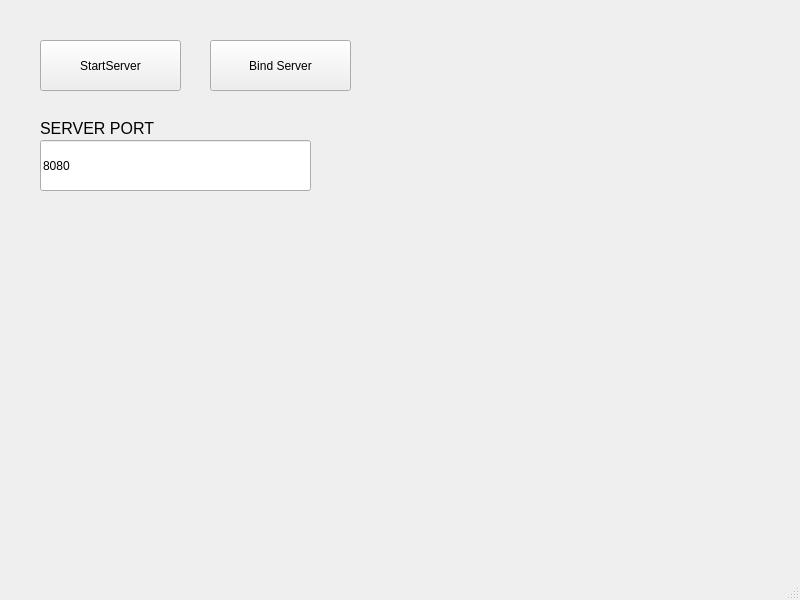
Qt form TcpServerClient/MainWindow.ui (n-s-developer/TcpServerClient) before a commit.
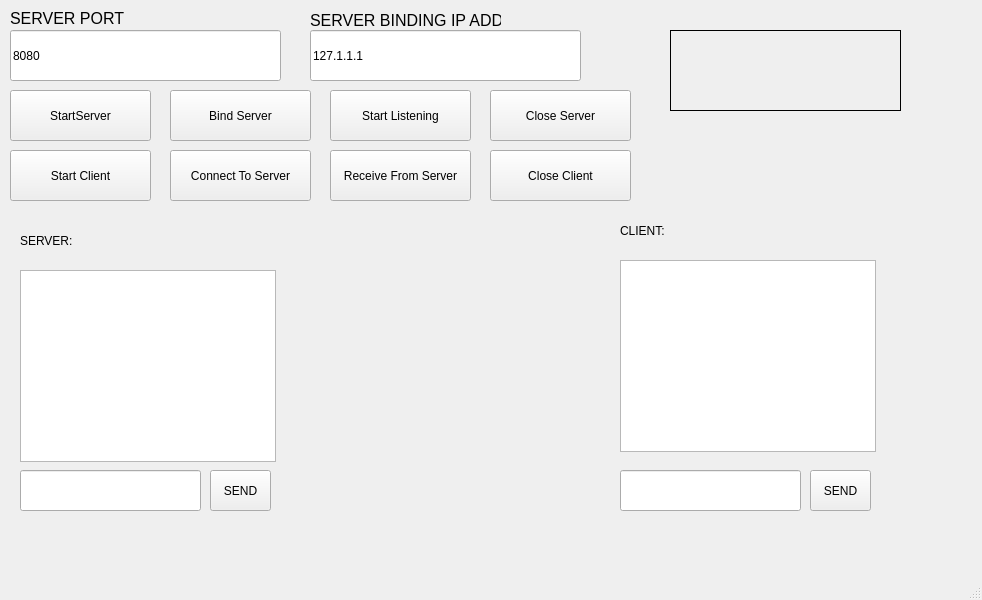
The same form after that commit.

Commit message: Server Client iletişim tamamlandı.

```diff
--- a/TcpServerClient/MainWindow.ui
+++ b/TcpServerClient/MainWindow.ui
@@ -6,7 +6,7 @@
    <rect>
     <x>0</x>
     <y>0</y>
-    <width>800</width>
+    <width>982</width>
     <height>600</height>
    </rect>
   </property>
@@ -17,8 +17,8 @@
    <widget class="QPushButton" name="PushButtonStartServer">
     <property name="geometry">
      <rect>
-      <x>40</x>
-      <y>40</y>
+      <x>10</x>
+      <y>90</y>
       <width>141</width>
       <height>51</height>
      </rect>
@@ -30,8 +30,8 @@
    <widget class="QLabel" name="label_2">
     <property name="geometry">
      <rect>
-      <x>40</x>
-      <y>120</y>
+      <x>10</x>
+      <y>10</y>
       <width>141</width>
       <height>16</height>
      </rect>
@@ -48,8 +48,8 @@
    <widget class="QLineEdit" name="LineEditServerPort">
     <property name="geometry">
      <rect>
-      <x>40</x>
-      <y>140</y>
+      <x>10</x>
+      <y>30</y>
       <width>271</width>
       <height>51</height>
      </rect>
@@ -61,12 +61,15 @@
    <widget class="QLabel" name="labelResult">
     <property name="geometry">
      <rect>
-      <x>40</x>
-      <y>330</y>
+      <x>670</x>
+      <y>30</y>
       <width>231</width>
       <height>81</height>
      </rect>
     </property>
+    <property name="frameShape">
+     <enum>QFrame::Shape::Box</enum>
+    </property>
     <property name="text">
      <string/>
     </property>
@@ -74,8 +77,8 @@
    <widget class="QPushButton" name="PushButtonBindServer">
     <property name="geometry">
      <rect>
-      <x>210</x>
-      <y>40</y>
+      <x>170</x>
+      <y>90</y>
       <width>141</width>
       <height>51</height>
      </rect>
@@ -84,6 +87,207 @@
      <string>Bind Server</string>
     </property>
    </widget>
+   <widget class="QLineEdit" name="LineEditServerBindingIp">
+    <property name="geometry">
+     <rect>
+      <x>310</x>
+      <y>30</y>
+      <width>271</width>
+      <height>51</height>
+     </rect>
+    </property>
+    <property name="text">
+     <string>127.1.1.1</string>
+    </property>
+   </widget>
+   <widget class="QLabel" name="label_3">
+    <property name="geometry">
+     <rect>
+      <x>310</x>
+      <y>10</y>
+      <width>191</width>
+      <height>21</height>
+     </rect>
+    </property>
+    <property name="font">
+     <font>
+      <pointsize>12</pointsize>
+     </font>
+    </property>
+    <property name="text">
+     <string>SERVER BINDING IP ADDR</string>
+    </property>
+   </widget>
+   <widget class="QPushButton" name="PushButtonStartListening">
+    <property name="geometry">
+     <rect>
+      <x>330</x>
+      <y>90</y>
+      <width>141</width>
+      <height>51</height>
+     </rect>
+    </property>
+    <property name="text">
+     <string>Start Listening</string>
+    </property>
+   </widget>
+   <widget class="QLineEdit" name="lineEditServerMsg">
+    <property name="geometry">
+     <rect>
+      <x>20</x>
+      <y>470</y>
+      <width>181</width>
+      <height>41</height>
+     </rect>
+    </property>
+   </widget>
+   <widget class="QLineEdit" name="lineEditClientMsg">
+    <property name="geometry">
+     <rect>
+      <x>620</x>
+      <y>470</y>
+      <width>181</width>
+      <height>41</height>
+     </rect>
+    </property>
+   </widget>
+   <widget class="QTextBrowser" name="textBrowserServerScreen">
+    <property name="geometry">
+     <rect>
+      <x>20</x>
+      <y>270</y>
+      <width>256</width>
+      <height>192</height>
+     </rect>
+    </property>
+   </widget>
+   <widget class="QTextBrowser" name="textBrowserClientScreen">
+    <property name="geometry">
+     <rect>
+      <x>620</x>
+      <y>260</y>
+      <width>256</width>
+      <height>192</height>
+     </rect>
+    </property>
+   </widget>
+   <widget class="QLabel" name="label">
+    <property name="geometry">
+     <rect>
+      <x>20</x>
+      <y>220</y>
+      <width>111</width>
+      <height>41</height>
+     </rect>
+    </property>
+    <property name="text">
+     <string>SERVER: </string>
+    </property>
+   </widget>
+   <widget class="QLabel" name="label_4">
+    <property name="geometry">
+     <rect>
+      <x>620</x>
+      <y>210</y>
+      <width>111</width>
+      <height>41</height>
+     </rect>
+    </property>
+    <property name="text">
+     <string>CLIENT: </string>
+    </property>
+   </widget>
+   <widget class="QPushButton" name="PushButtonStartClient">
+    <property name="geometry">
+     <rect>
+      <x>10</x>
+      <y>150</y>
+      <width>141</width>
+      <height>51</height>
+     </rect>
+    </property>
+    <property name="text">
+     <string>Start Client</string>
+    </property>
+   </widget>
+   <widget class="QPushButton" name="PushButtonConnectToServer">
+    <property name="geometry">
+     <rect>
+      <x>170</x>
+      <y>150</y>
+      <width>141</width>
+      <height>51</height>
+     </rect>
+    </property>
+    <property name="text">
+     <string>Connect To Server</string>
+    </property>
+   </widget>
+   <widget class="QPushButton" name="PushButtonStartListening_2">
+    <property name="geometry">
+     <rect>
+      <x>330</x>
+      <y>150</y>
+      <width>141</width>
+      <height>51</height>
+     </rect>
+    </property>
+    <property name="text">
+     <string>Receive From Server</string>
+    </property>
+   </widget>
+   <widget class="QPushButton" name="PushButtonCloseClient">
+    <property name="geometry">
+     <rect>
+      <x>490</x>
+      <y>150</y>
+      <width>141</width>
+      <height>51</height>
+     </rect>
+    </property>
+    <property name="text">
+     <string>Close Client</string>
+    </property>
+   </widget>
+   <widget class="QPushButton" name="PushButtonCloseServer">
+    <property name="geometry">
+     <rect>
+      <x>490</x>
+      <y>90</y>
+      <width>141</width>
+      <height>51</height>
+     </rect>
+    </property>
+    <property name="text">
+     <string>Close Server</string>
+    </property>
+   </widget>
+   <widget class="QPushButton" name="PushButtonSendServerMsg">
+    <property name="geometry">
+     <rect>
+      <x>210</x>
+      <y>470</y>
+      <width>61</width>
+      <height>41</height>
+     </rect>
+    </property>
+    <property name="text">
+     <string>SEND</string>
+    </property>
+   </widget>
+   <widget class="QPushButton" name="PushButtonSendClientMsg">
+    <property name="geometry">
+     <rect>
+      <x>810</x>
+      <y>470</y>
+      <width>61</width>
+      <height>41</height>
+     </rect>
+    </property>
+    <property name="text">
+     <string>SEND</string>
+    </property>
+   </widget>
   </widget>
   <widget class="QMenuBar" name="menubar">
    <property name="geometry">
```
Left out of the diff: 2 changed lines with no effect on the pictures. The commit also changes 10 other files.
